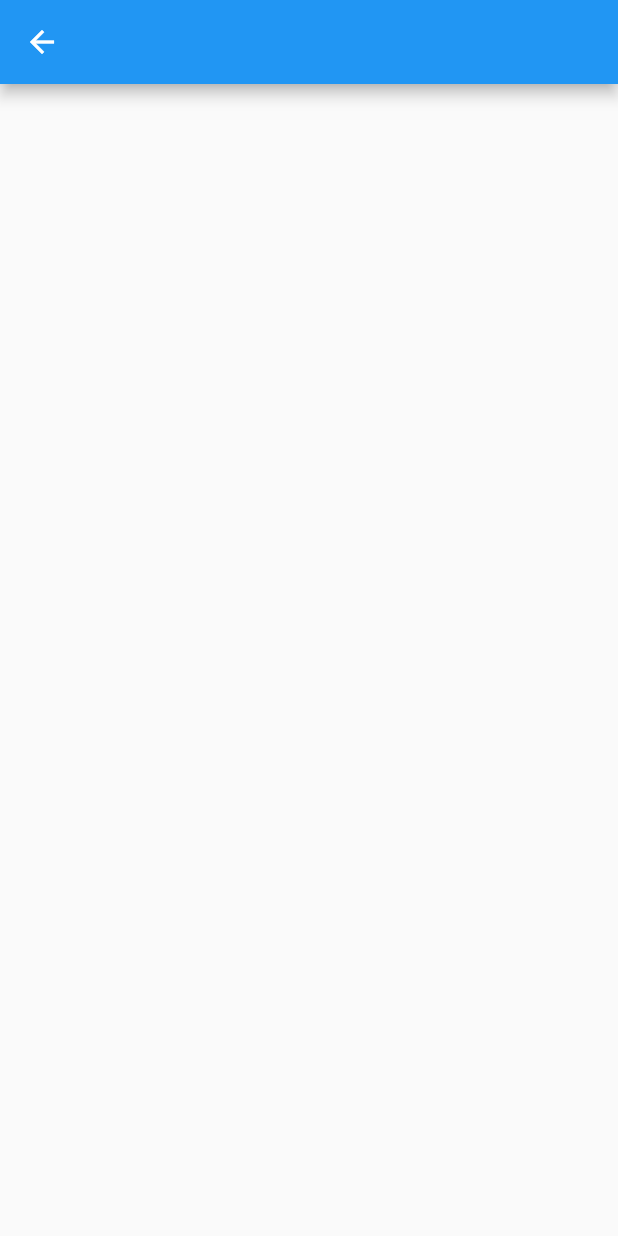
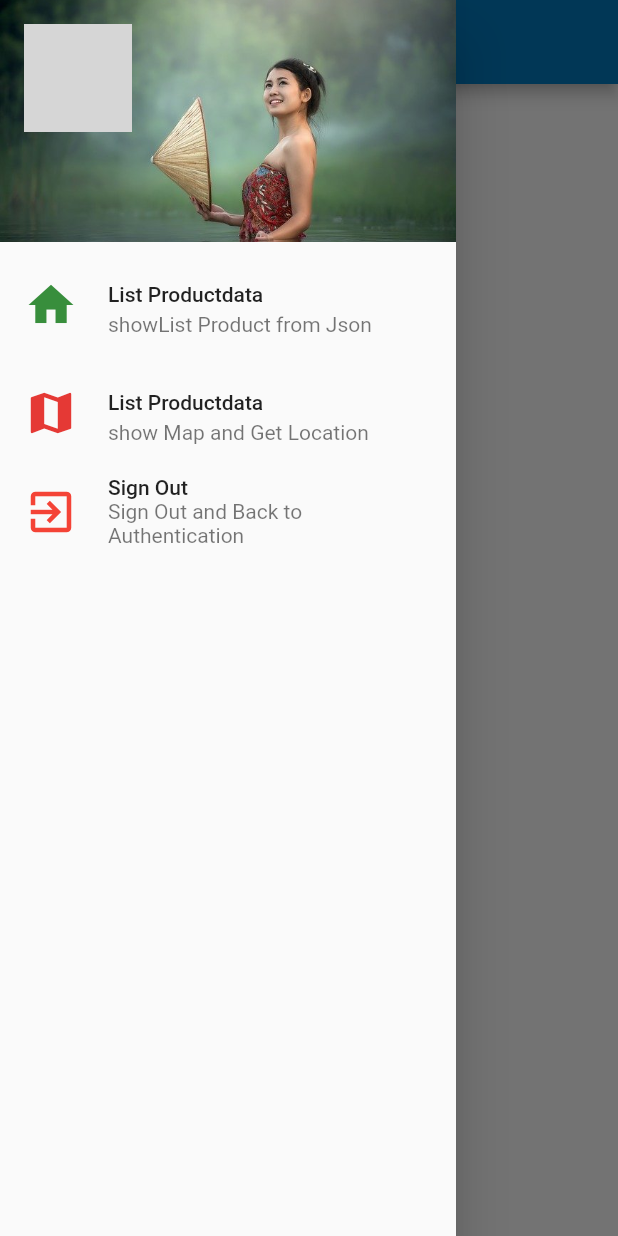
Before and after one commit to momay-2332/may, a Flutter app: the MyService screen opened directly, with the side drawer open (before the commit the screen has no drawer), on a phone screen of 412 x 824 dp. Run offline on Flutter 3.47's test engine with Material 2 defaults, Android fonts, the phone set to English and light mode, and no system bars; our stand-ins replace dio, firebase_auth, firebase_storage, google_fonts, image_picker; missing offline and left inert: dart:ffi; accounts and stored records are empty; network calls fail; grey boxes are pictures that could not be loaded.

Commit message:
readJSON

```diff
--- /dev/null
+++ b/lib/container/show_list_product.dart
@@ -0,0 +1,40 @@
+import 'package:dio/dio.dart';
+import 'package:flutter/material.dart';
+
+class ShowListProduct extends StatefulWidget {
+  @override
+  _ShowListProductState createState() => _ShowListProductState();
+}
+
+class _ShowListProductState extends State<ShowListProduct> {
+
+
+  //field
+    String urlAPI = 'https://jsonplaceholder.typicode.com/photos';
+
+  //Method
+  @override
+  void initState() {
+    super.initState();
+    readJSON();
+
+  }
+
+Future<void> readJSON()async{
+  try {
+
+    Response response = await Dio().get(urlAPI);
+    print('response = $response');
+
+  } catch (e) {
+  }
+
+}
+
+
+
+  @override
+  Widget build(BuildContext context) {
+    return Text('showlist');
+  }
+}
--- a/lib/utility/my_style.dart
+++ b/lib/utility/my_style.dart
@@ -5,6 +5,8 @@ class MyStyle{
   Color darkColor = Color.fromARGB(0xff,0x00, 0x4c, 0x8b);
   Color primaryColor = Color.fromARGB(0xff,0x02, 0x77, 0xbc);
 
+  String urlAvatar = 'https://firebasestorage.googleapis.com/v0/b/maymay-d7c9c.appspot.com/o/Avatar%2Favatar.png?alt=media&token=ff3faa22-c7d4-4752-8907-22ad879d0660';
+
    //Method
    MyStyle();
 }
--- a/lib/widget/my_service.dart
+++ b/lib/widget/my_service.dart
@@ -1,4 +1,9 @@
+import 'package:firebase_auth/firebase_auth.dart';
 import 'package:flutter/material.dart';
+import 'package:may/container/show_map.dart';
+import 'package:may/container/show_list_product.dart';
+import 'package:may/utility/my_style.dart';
+import 'package:may/widget/authen.dart';
 
 class MyService extends StatefulWidget {
   @override
@@ -6,11 +11,162 @@ class MyService extends StatefulWidget {
 }
 
 class _MyServiceState extends State<MyService> {
+// Field
+  String nameLogin, emailLogin, urlAvatarLogin;
+  Widget currentwidget = ShowListProduct();
+
+// Method
+  @override
+  void initState() {
+    super.initState();
+    findUser();
+  }
+
+  Future<void> findUser() async {
+    print('work');
+    FirebaseAuth auth = FirebaseAuth.instance;
+    FirebaseUser firebaseUser = await auth.currentUser();
+    setState(() {
+      nameLogin = firebaseUser.displayName;
+      emailLogin = firebaseUser.email;
+      urlAvatarLogin = firebaseUser.photoUrl;
+      // print('url = $urlAvatarLogin');
+    });
+  }
+
+  Widget menuListProduct() {
+    return ListTile(
+        onTap: () {
+          setState(() {
+            currentwidget = ShowListProduct();
+          });
+          Navigator.of(context).pop();
+        },
+        subtitle: Text('showList Product from Json'),
+        title: Text('List Productdata'),
+        leading: Icon(
+          Icons.home,
+          size: 36.0,
+          color: Colors.green.shade700,
+        ));
+  }
+
+  Widget menuMap() {
+    return ListTile(
+        onTap: () {
+          setState(() {
+            currentwidget = ShowMap();
+             Navigator.of(context).pop();
+          });
+        },
+        subtitle: Text('show Map and Get Location'),
+        title: Text('List Productdata'),
+        leading: Icon(
+          Icons.map,
+          size: 36.0,
+          color: Colors.red.shade600,
+        ));
+  }
+
+  Widget showAvatar() {
+    return urlAvatarLogin == null
+        ? Image.network(MyStyle().urlAvatar)
+        : showNetworkAvatar();
+  }
+
+  Widget showNetworkAvatar() {
+    return ClipOval(
+      child: Container(
+        decoration: BoxDecoration(
+          image: DecorationImage(
+              image: NetworkImage(urlAvatarLogin), fit: BoxFit.cover),
+        ),
+      ),
+    );
+  }
+
+  Widget menuSighOut() {
+    return ListTile(
+      onTap: () {
+        processSignOut();
+      },
+      subtitle: Text('Sign Out and Back to Authentication'),
+      title: Text('Sign Out'),
+      leading: Icon(
+        Icons.exit_to_app,
+        size: 36.0,
+        color: Colors.red,
+      ),
+    );
+  }
+
+  Future<void> processSignOut() async {
+    FirebaseAuth auth = FirebaseAuth.instance;
+    await auth.signOut().then((response) {
+      MaterialPageRoute route = MaterialPageRoute(builder: (value) => Authen());
+      Navigator.of(context).pushAndRemoveUntil(route, (route) => false);
+    });
+  }
+
+  Widget showHead() {
+    return UserAccountsDrawerHeader(
+      decoration: BoxDecoration(
+        image: DecorationImage(
+          image: AssetImage('images/wall.jpg'),
+          fit: BoxFit.cover,
+        ),
+      ),
+      accountName: showName(),
+      accountEmail: showemail(),
+      currentAccountPicture: showAvatar(),
+    );
+  }
+
+  Text showemail() {
+    return emailLogin == null
+        ? Text(
+            'email Login',
+            style: TextStyle(color: MyStyle().darkColor),
+          )
+        : Text(
+            emailLogin,
+            style: TextStyle(color: MyStyle().darkColor),
+          );
+  }
+
+  Text showName() {
+    return nameLogin == null
+        ? Text(
+            'Name Login',
+            style: TextStyle(color: MyStyle().darkColor),
+          )
+        : Text(
+            nameLogin,
+            style: TextStyle(color: MyStyle().darkColor),
+          );
+  }
+
+  Widget showDrawer() {
+    return Drawer(
+      child: ListView(
+        children: <Widget>[
+          showHead(),
+          menuListProduct(),
+          menuMap(),
+          menuSighOut(),
+        ],
+      ),
+    );
+  }
+
   @override
   Widget build(BuildContext context) {
-    return Scaffold(
-      appBar: AppBar(),
-
+    return Scaffold(body: currentwidget,
+      drawer: showDrawer(),
+      appBar: AppBar(
+        title: Text('My service'),
+        backgroundColor: MyStyle().primaryColor,
+      ),
     );
   }
 }
--- a/lib/widget/register.dart
+++ b/lib/widget/register.dart
@@ -184,7 +184,7 @@ class _RegisterState extends State<Register> {
     });
   }
 
-  Future<Void> uploadAvatar() async {
+  Future<void> uploadAvatar() async {
     FirebaseStorage firebaseStorage = FirebaseStorage.instance;
 
     Random random = Random();
--- a/pubspec.yaml
+++ b/pubspec.yaml
@@ -28,6 +28,7 @@ dependencies:
   firebase_auth: ^0.15.5+2
   cloud_firestore: ^0.13.4
   firebase_storage: ^3.1.3
+  dio: ^3.0.9
 
 dev_dependencies:
   flutter_test:
```
Also changed, not shown: lib/container/show_map.dart (added, +14 -0 lines), lib/widget/authen.dart (+87 -14 lines), images/wall.jpg (added), pubspec.lock.
